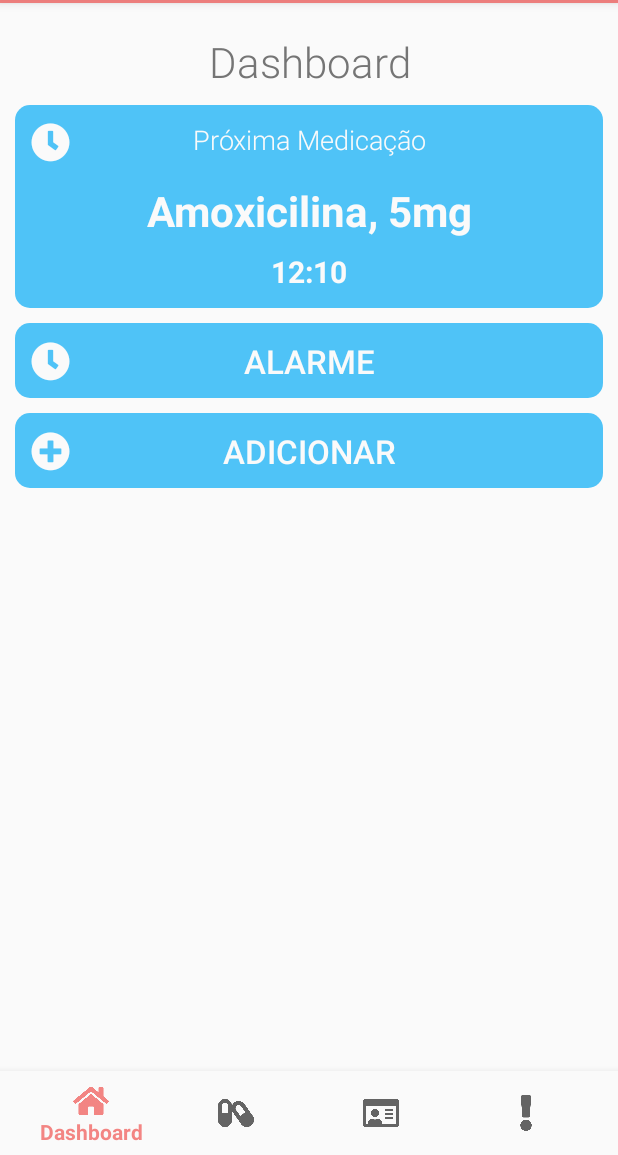
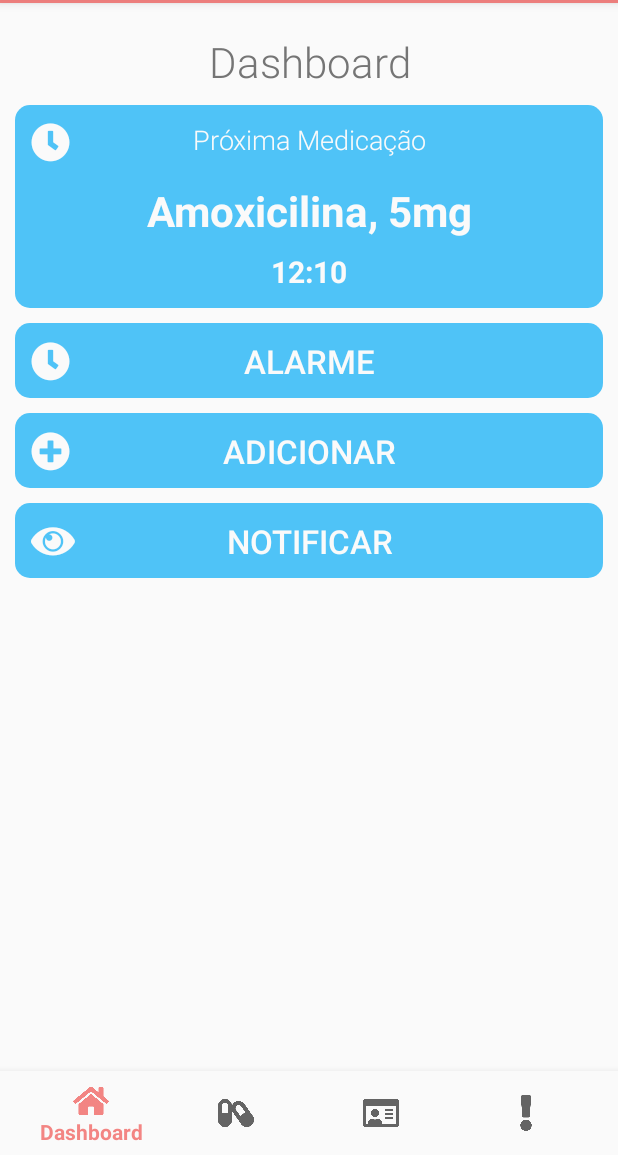
Before and after one commit to Kasama/HealthPal, an Android app: the screen it shows after launch (MainActivity), on a phone screen of 412 x 824 dp, the part 81-1236 px from its top. Run offline under Robolectric (Android 15) with nearby library versions, the phone set to English and light mode, and no system bars.

Commit message:
(+) Implement basic AlarmNotification, with a button to test it

```diff
--- a/app/src/main/java/br/usp/icmc/healthpal/healthpal/DashboardFragment.java
+++ b/app/src/main/java/br/usp/icmc/healthpal/healthpal/DashboardFragment.java
@@ -1,8 +1,6 @@
 package br.usp.icmc.healthpal.healthpal;
 
 import android.content.Intent;
-import android.support.annotation.NonNull;
-import android.support.design.widget.BottomNavigationView;
 import android.support.v4.app.Fragment;
 import android.os.Bundle;
 import android.support.annotation.Nullable;
@@ -11,6 +9,7 @@ import android.view.View;
 import android.view.ViewGroup;
 
 import br.usp.icmc.healthpal.healthpal.Alarm.AlarmHandler;
+import br.usp.icmc.healthpal.healthpal.components.AlarmNotification;
 import br.usp.icmc.healthpal.healthpal.components.ButtonCard;
 import br.usp.icmc.healthpal.healthpal.components.DashboardCard;
 
@@ -19,18 +18,17 @@ public class DashboardFragment extends Fragment {
 //    DashboardCard card;
 
     @Override
-    public void onViewCreated(@NonNull View view, @Nullable Bundle savedInstanceState) {
+    public void onViewCreated(View view, @Nullable Bundle savedInstanceState) {
         this.handler = new AlarmHandler(getActivity());
 
         ButtonCard card = getView().findViewById(R.id.card_add_button);
         ButtonCard cardAlarm = getView().findViewById(R.id.card_alarm_button);
+        ButtonCard cardNotify = getView().findViewById(R.id.card_notify_button);
         DashboardCard card1 = getView().findViewById(R.id.dashicon);
 
-        card1.setOnClickListener((e) -> getFragmentManager()
-                .beginTransaction()
-                .replace(R.id.fragment_container, new MedicineListFragment())
-                .commit()
-        );
+        card1.setOnClickListener((e) -> {
+            getFragmentManager().beginTransaction().replace(R.id.fragment_container, new MedicineListFragment()).commit();
+        });
 
         card.setOnClickListener((e) -> {
             Intent i = new Intent(getActivity(), AddMedicineActivity.class);
@@ -45,6 +43,10 @@ public class DashboardFragment extends Fragment {
             Intent i = new Intent(getActivity(), AlarmRaiseActivity.class);
             getActivity().startActivity(i);
         });
+        cardNotify.setOnClickListener((e) -> {
+            AlarmNotification notification = new AlarmNotification();
+            notification.push(getActivity(), 0);
+        });
     }
 
     @Nullable
--- a/app/src/main/res/layout/fragment_dashboard.xml
+++ b/app/src/main/res/layout/fragment_dashboard.xml
@@ -47,7 +47,6 @@
             app:labelText="ALARME"
             app:layout_constraintTop_toBottomOf="@id/dashicon"
             />
-
         <br.usp.icmc.healthpal.healthpal.components.ButtonCard
             android:id="@+id/card_add_button"
             android:layout_margin="10dp"
@@ -58,5 +57,15 @@
             app:labelText="ADICIONAR"
             app:layout_constraintTop_toBottomOf="@id/card_alarm_button"
             />
+        <br.usp.icmc.healthpal.healthpal.components.ButtonCard
+            android:id="@+id/card_notify_button"
+            android:layout_margin="10dp"
+            android:layout_width="match_parent"
+            android:layout_height="50dp"
+            app:textColor="@color/colorCardText"
+            app:iconText="@string/fa_eye"
+            app:labelText="NOTIFICAR"
+            app:layout_constraintTop_toBottomOf="@id/card_add_button"
+            />
     </android.support.constraint.ConstraintLayout>
 </ScrollView>
```
Also changed, not shown: app/src/main/java/br/usp/icmc/healthpal/healthpal/components/AlarmNotification.java (added, +38 -0 lines).
